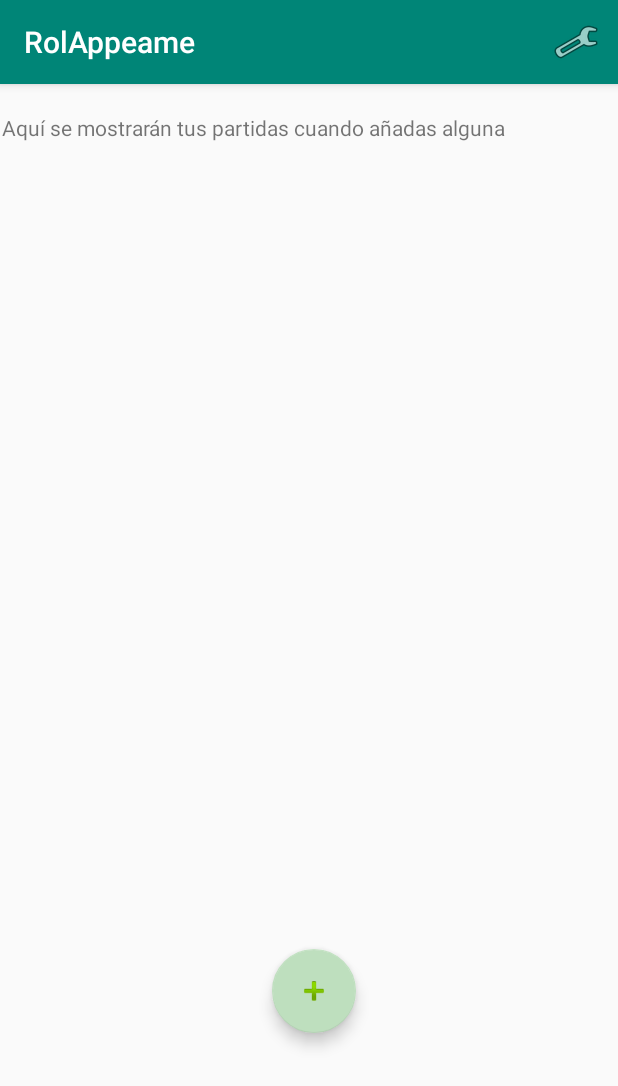
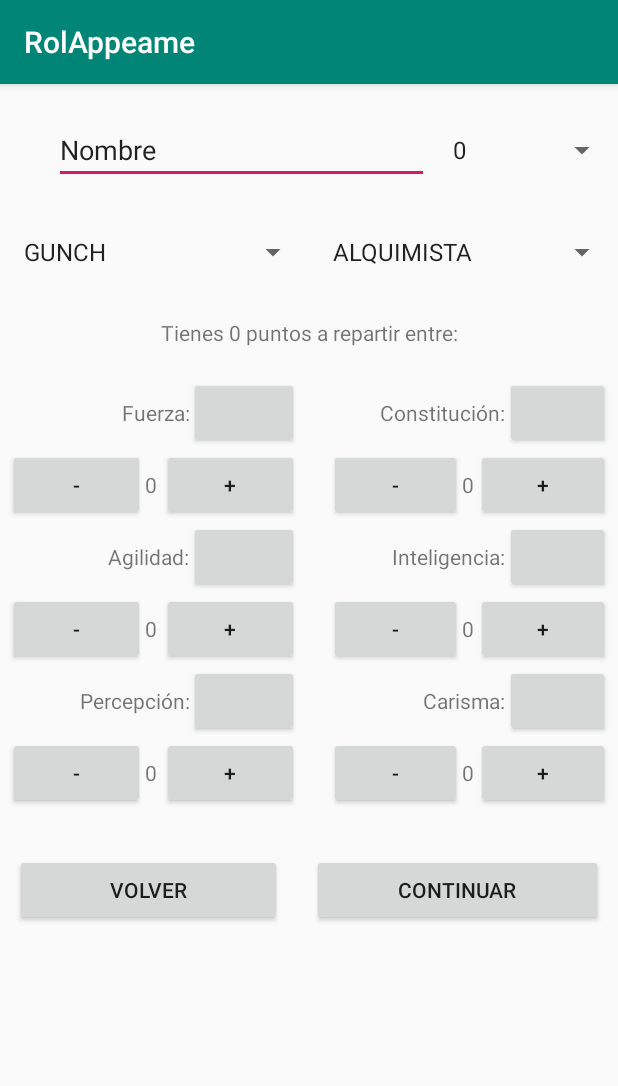
Before and after one commit to SamGuerrero/RolAppeame, an Android app: the screen it shows after launch (MainActivity before the commit, CrearPersonaje after it), after a tap on an icon or button, on a phone screen of 412 x 824 dp. Shown: the top 1086 px of the screen. Run offline under Robolectric (Android 15) with nearby library versions, the phone set to English and light mode, and no system bars.

Commit message:
Hecho esquema de Activity java de Crear Personaje

```diff
--- a/app/src/main/AndroidManifest.xml
+++ b/app/src/main/AndroidManifest.xml
@@ -16,6 +16,8 @@
                 <category android:name="android.intent.category.LAUNCHER" />
             </intent-filter>
         </activity>
+        <activity android:name=".CrearPersonaje">
+        </activity>
     </application>
 
 </manifest>
--- a/app/src/main/java/es/centroafuera/rolappeame/CrearPersonaje.java
+++ b/app/src/main/java/es/centroafuera/rolappeame/CrearPersonaje.java
@@ -2,17 +2,148 @@ package es.centroafuera.rolappeame;
 
 import android.os.Bundle;
 import android.view.View;
+import android.widget.ArrayAdapter;
+import android.widget.Button;
+import android.widget.Spinner;
 
 import androidx.appcompat.app.AppCompatActivity;
+
+import java.util.ArrayList;
 
 public class CrearPersonaje extends AppCompatActivity implements View.OnClickListener {
     protected void onCreate(Bundle savedInstanceState) {
         super.onCreate(savedInstanceState);
         setContentView(R.layout.activity_crearpersonaje);
+
+        //Coger y añadir ClickListener en botones
+        Button BTvolver = findViewById(R.id.BTvolver);
+        BTvolver.setOnClickListener(this);
+        Button BTcontinuar = findViewById(R.id.BTcontinuar);
+        BTcontinuar.setOnClickListener(this);
+
+        Button BTinfoAgilidad = findViewById(R.id.BTinfoAgilidad);
+        BTinfoAgilidad.setOnClickListener(this);
+        Button BTinfoCarisma = findViewById(R.id.BTinfoCarisma);
+        BTinfoCarisma.setOnClickListener(this);
+        Button BTinfoConstitucion = findViewById(R.id.BTinfoConstitucion);
+        BTinfoConstitucion.setOnClickListener(this);
+        Button BTinfoFuerza = findViewById(R.id.BTinfoFuerza);
+        BTinfoFuerza.setOnClickListener(this);
+        Button BTinfoInteligencia = findViewById(R.id.BTinfoInteligencia);
+        BTinfoInteligencia.setOnClickListener(this);
+        Button BTinfoPercepcion = findViewById(R.id.BTinfoPercepcion);
+        BTinfoPercepcion.setOnClickListener(this);
+
+        Button BTmasAgilidad = findViewById(R.id.BTmasAgilidad);
+        BTmasAgilidad.setOnClickListener(this);
+        Button BTmenosAgilidad = findViewById(R.id.BTmenosAgilidad);
+        BTmenosAgilidad.setOnClickListener(this);
+        Button BTmasCarisma = findViewById(R.id.BTmasCarisma);
+        BTmasCarisma.setOnClickListener(this);
+        Button BTmenosCarisma = findViewById(R.id.BTmenosCarisma);
+        BTmenosCarisma.setOnClickListener(this);
+        Button BTmasConstitucion = findViewById(R.id.BTmasConstitucion);
+        BTmasConstitucion.setOnClickListener(this);
+        Button BTmenosConstitucion = findViewById(R.id.BTmenosConstitucion);
+        BTmenosConstitucion.setOnClickListener(this);
+        Button BTmasFuerza = findViewById(R.id.BTmasFuerza);
+        BTmasFuerza.setOnClickListener(this);
+        Button BTmenosFuerza = findViewById(R.id.BTmenosFuerza);
+        BTmenosFuerza.setOnClickListener(this);
+        Button BTmasInteligencia = findViewById(R.id.BTmasInteligencia);
+        BTmasInteligencia.setOnClickListener(this);
+        Button BTmenosInteligencia = findViewById(R.id.BTmenosInteligencia);
+        BTmenosInteligencia.setOnClickListener(this);
+        Button BTmasPercepcion = findViewById(R.id.BTmasPercepcion);
+        BTmasPercepcion.setOnClickListener(this);
+        Button BTmenosPercepcion = findViewById(R.id.BTmenosPercepcion);
+        BTmenosPercepcion.setOnClickListener(this);
+
+        //Rellenar Spinners
+        ArrayList<String> nivel = new ArrayList<>();
+        for (int i = 0; i < 10; i++)
+            nivel.add(Integer.toString(i));
+        Spinner Snivel = findViewById(R.id.Snivel);
+        ArrayAdapter<String> adaptadorNivel = new ArrayAdapter<>(this, android.R.layout.simple_list_item_1, nivel);
+        Snivel.setAdapter(adaptadorNivel);
+
+        ArrayList<Raza> razas = new ArrayList<>();
+        razas.add(Raza.GUNCH);
+        razas.add(Raza.HUMANO);
+        razas.add(Raza.MORULAK);
+        razas.add(Raza.NOMADA_AZUL);
+        razas.add(Raza.NULD);
+        razas.add(Raza.REY_DRAGON);
+        razas.add(Raza.SLORG);
+        Spinner Sraza = findViewById(R.id.Sraza);
+        ArrayAdapter<Raza> adaptadorRaza = new ArrayAdapter<>(this, android.R.layout.simple_list_item_1, razas);
+        Sraza.setAdapter(adaptadorRaza);
+
+        ArrayList<Oficio> oficios = new ArrayList<>();
+        oficios.add(Oficio.ALQUIMISTA);
+        oficios.add(Oficio.NOBLE);
+        oficios.add(Oficio.SACERDOTE);
+        oficios.add(Oficio.ASESINO);
+        oficios.add(Oficio.BAILARINA);
+        oficios.add(Oficio.BÁRBARO);
+        oficios.add(Oficio.CAMARERA);
+        oficios.add(Oficio.CAZADOR);
+        oficios.add(Oficio.ESCLAVO);
+        oficios.add(Oficio.ESCRIBA);
+        oficios.add(Oficio.GALENO);
+        oficios.add(Oficio.GLADIADOR);
+        oficios.add(Oficio.GRANJERO);
+        oficios.add(Oficio.HERRERO);
+        oficios.add(Oficio.JUGLAR);
+        oficios.add(Oficio.LADRON);
+        oficios.add(Oficio.MAGO);
+        oficios.add(Oficio.MERCADER);
+        oficios.add(Oficio.MERCENARIO);
+        oficios.add(Oficio.PILOTO);
+        oficios.add(Oficio.PIRATA);
+        oficios.add(Oficio.VERDUGO);
+        oficios.add(Oficio.SOLDADO);
+        Spinner Soficio = findViewById(R.id.Soficio);
+        ArrayAdapter<Oficio> adaptadorOficio = new ArrayAdapter<>(this, android.R.layout.simple_list_item_1, oficios);
+        Soficio.setAdapter(adaptadorOficio);
+
     }
 
     @Override
     public void onClick(View view) {
+        switch (view.getId()){
+            case R.id.BTvolver:
+                onBackPressed();
+                break;
+
+            case R.id.BTcontinuar: //TODO: Recoger todos los datos y guardarlos en la base de datos
+                break;
+
+                //TODO: Que en un mensaje salga información de cada atributo
+            case R.id.BTinfoAgilidad:
+            case R.id.BTinfoCarisma:
+            case R.id.BTinfoConstitucion:
+            case R.id.BTinfoFuerza:
+            case R.id.BTinfoInteligencia:
+            case R.id.BTinfoPercepcion: break;
+
+            //TODO: Cambiar el textView en función de si aumenta o disminuye su atributo
+            case R.id.BTmasAgilidad:
+
+            case R.id.BTmenosAgilidad:
+            case R.id.BTmasCarisma:
+            case R.id.BTmenosCarisma:
+            case R.id.BTmasConstitucion:
+            case R.id.BTmenosConstitucion:
+            case R.id.BTmasFuerza:
+            case R.id.BTmenosFuerza:
+            case R.id.BTmasInteligencia:
+            case R.id.BTmenosInteligencia:
+            case R.id.BTmasPercepcion:
+            case R.id.BTmenosPercepcion: break;
+
+            default: break;
+        }
 
     }
 }
--- a/app/src/main/res/layout/activity_crearpersonaje.xml
+++ b/app/src/main/res/layout/activity_crearpersonaje.xml
@@ -74,6 +74,7 @@
         android:layout_width="match_parent"
         android:layout_height="wrap_content"
         android:layout_marginTop="10dp"
+        android:layout_marginBottom="10dp"
         android:orientation="horizontal">
 
         <LinearLayout
@@ -99,7 +100,7 @@
                     android:text="@string/fuerza" />
 
                 <Button
-                    android:id="@+id/infoFuerza"
+                    android:id="@+id/BTinfoFuerza"
                     android:layout_width="wrap_content"
                     android:layout_height="wrap_content"
                     android:layout_weight="1" />
@@ -112,7 +113,7 @@
                 android:orientation="horizontal">
 
                 <Button
-                    android:id="@+id/menosFuerza"
+                    android:id="@+id/BTmenosFuerza"
                     android:layout_width="wrap_content"
                     android:layout_height="wrap_content"
                     android:layout_weight="1"
@@ -126,7 +127,7 @@
                     android:text="0" />
 
                 <Button
-                    android:id="@+id/masFuerza"
+                    android:id="@+id/BTmasFuerza"
                     android:layout_width="wrap_content"
                     android:layout_height="wrap_content"
                     android:layout_weight="1"
@@ -148,7 +149,7 @@
                     android:text="@string/agilidad" />
 
                 <Button
-                    android:id="@+id/infoAgilidad"
+                    android:id="@+id/BTinfoAgilidad"
                     android:layout_width="wrap_content"
                     android:layout_height="wrap_content"
                     android:layout_weight="1" />
@@ -161,7 +162,7 @@
                 android:orientation="horizontal">
 
                 <Button
-                    android:id="@+id/menosAgilidad"
+                    android:id="@+id/BTmenosAgilidad"
                     android:layout_width="wrap_content"
                     android:layout_height="wrap_content"
                     android:layout_weight="1"
@@ -175,7 +176,7 @@
                     android:text="0" />
 
                 <Button
-                    android:id="@+id/masAgilidad"
+                    android:id="@+id/BTmasAgilidad"
                     android:layout_width="wrap_content"
                     android:layout_height="wrap_content"
                     android:layout_weight="1"
@@ -198,7 +199,7 @@
                     android:text="@string/percepci_n" />
 
                 <Button
-                    android:id="@+id/infoPercepcion"
+                    android:id="@+id/BTinfoPercepcion"
                     android:layout_width="wrap_content"
                     android:layout_height="wrap_content"
                     android:layout_weight="1" />
@@ -211,7 +212,7 @@
                 android:orientation="horizontal">
 
                 <Button
-                    android:id="@+id/menosPercepcion"
+                    android:id="@+id/BTmenosPercepcion"
                     android:layout_width="wrap_content"
                     android:layout_height="wrap_content"
                     android:layout_weight="1"
@@ -225,7 +226,7 @@
                     android:text="0" />
 
                 <Button
-                    android:id="@+id/masPercepcion"
+                    android:id="@+id/BTmasPercepcion"
                     android:layout_width="wrap_content"
                     android:layout_height="wrap_content"
                     android:layout_weight="1"
@@ -257,7 +258,7 @@
                     android:text="@string/constituci_n" />
 
                 <Button
-                    android:id="@+id/infoConstitucion"
+                    android:id="@+id/BTinfoConstitucion"
                     android:layout_width="wrap_content"
                     android:layout_height="wrap_content"
                     android:layout_weight="1" />
@@ -271,7 +272,7 @@
                 android:orientation="horizontal">
 
                 <Button
-                    android:id="@+id/menosConstitucion"
+                    android:id="@+id/BTmenosConstitucion"
                     android:layout_width="wrap_content"
                     android:layout_height="wrap_content"
                     android:layout_weight="1"
@@ -285,7 +286,7 @@
                     android:text="0" />
 
                 <Button
-                    android:id="@+id/masConstitucion"
+                    android:id="@+id/BTmasConstitucion"
                     android:layout_width="wrap_content"
                     android:layout_height="wrap_content"
                     android:layout_weight="1"
@@ -308,7 +309,7 @@
                     android:text="@string/inteligencia" />
 
                 <Button
-                    android:id="@+id/infoInteligencia"
+                    android:id="@+id/BTinfoInteligencia"
                     android:layout_width="wrap_content"
                     android:layout_height="wrap_content"
                     android:layout_weight="1" />
@@ -321,7 +322,7 @@
                 android:orientation="horizontal">
 
                 <Button
-                    android:id="@+id/menosInteligencia"
+                    android:id="@+id/BTmenosInteligencia"
                     android:layout_width="wrap_content"
                     android:layout_height="wrap_content"
                     android:layout_weight="1"
@@ -335,7 +336,7 @@
                     android:text="0" />
 
                 <Button
-                    android:id="@+id/masInteligencia"
+                    android:id="@+id/BTmasInteligencia"
                     android:layout_width="wrap_content"
                     android:layout_height="wrap_content"
                     android:layout_weight="1"
@@ -357,7 +358,7 @@
                     android:text="@string/carisma" />
 
                 <Button
-                    android:id="@+id/infoCarisma"
+                    android:id="@+id/BTinfoCarisma"
                     android:layout_width="wrap_content"
                     android:layout_height="wrap_content"
                     android:layout_weight="1" />
@@ -371,7 +372,7 @@
                 android:orientation="horizontal">
 
                 <Button
-                    android:id="@+id/menosCarisma"
+                    android:id="@+id/BTmenosCarisma"
                     android:layout_width="wrap_content"
                     android:layout_height="wrap_content"
                     android:layout_weight="1"
@@ -385,7 +386,7 @@
                     android:text="0" />
 
                 <Button
-                    android:id="@+id/masCarisma"
+                    android:id="@+id/BTmasCarisma"
                     android:layout_width="wrap_content"
                     android:layout_height="wrap_content"
                     android:layout_weight="1"
@@ -394,4 +395,30 @@
         </LinearLayout>
 
     </LinearLayout>
+
+    <LinearLayout
+        android:id="@+id/LYbotones"
+        android:layout_width="match_parent"
+        android:layout_height="match_parent"
+        android:layout_marginTop="20dp"
+        android:orientation="horizontal">
+
+        <Button
+            android:id="@+id/BTvolver"
+            android:layout_width="wrap_content"
+            android:layout_height="wrap_content"
+            android:layout_marginLeft="10dp"
+            android:layout_marginRight="10dp"
+            android:layout_weight="1"
+            android:text="Volver" />
+
+        <Button
+            android:id="@+id/BTcontinuar"
+            android:layout_width="wrap_content"
+            android:layout_height="wrap_content"
+            android:layout_marginLeft="10dp"
+            android:layout_marginRight="10dp"
+            android:layout_weight="1"
+            android:text="Continuar" />
+    </LinearLayout>
 </LinearLayout>
```
